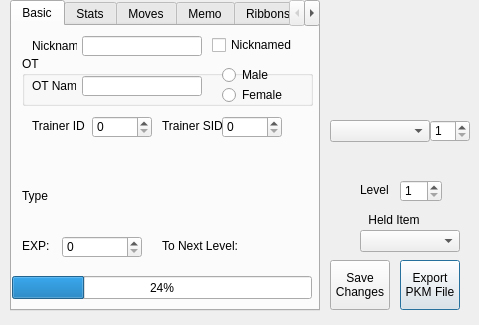
First picture: the form in QT Project/pkmviewer.ui, repository Annovae/PKMDS-G5, before the edit.
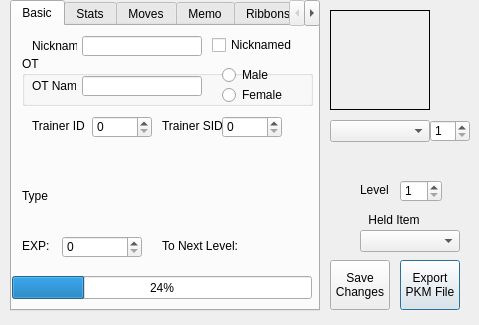
Second picture: the form after the edit.

```diff
--- a/QT Project/pkmviewer.ui
+++ b/QT Project/pkmviewer.ui
@@ -87,11 +87,17 @@
      <string notr="true">background: transparent</string>
     </property>
     <property name="frameShape">
-     <enum>QFrame::NoFrame</enum>
+     <enum>QFrame::Box</enum>
     </property>
     <property name="frameShadow">
      <enum>QFrame::Plain</enum>
     </property>
+    <property name="verticalScrollBarPolicy">
+     <enum>Qt::ScrollBarAlwaysOff</enum>
+    </property>
+    <property name="horizontalScrollBarPolicy">
+     <enum>Qt::ScrollBarAlwaysOff</enum>
+    </property>
    </widget>
    <widget class="QSpinBox" name="sbLevel">
     <property name="geometry">
@@ -172,7 +178,7 @@
     <property name="geometry">
      <rect>
       <x>100</x>
-      <y>30</y>
+      <y>50</y>
       <width>20</width>
       <height>20</height>
      </rect>
@@ -186,6 +192,12 @@
     <property name="frameShadow">
      <enum>QFrame::Plain</enum>
     </property>
+    <property name="verticalScrollBarPolicy">
+     <enum>Qt::ScrollBarAlwaysOff</enum>
+    </property>
+    <property name="horizontalScrollBarPolicy">
+     <enum>Qt::ScrollBarAlwaysOff</enum>
+    </property>
    </widget>
    <widget class="QGraphicsView" name="pbGender">
     <property name="geometry">
```
Left out of the diff: 110 changed lines with no effect on the pictures.
